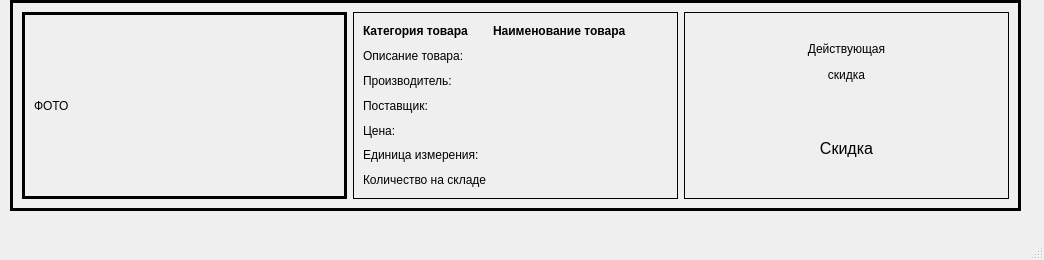
ponyballmy/ranxpappy, file form_product_card.ui: the form before one commit.
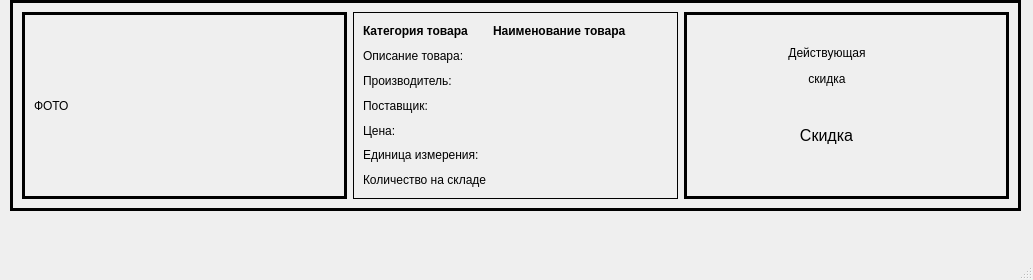
The form after the commit.

What changed in the file:
```diff
--- a/form_product_card.ui
+++ b/form_product_card.ui
@@ -6,10 +6,16 @@
    <rect>
     <x>0</x>
     <y>0</y>
-    <width>1044</width>
-    <height>260</height>
+    <width>1033</width>
+    <height>280</height>
    </rect>
   </property>
+  <property name="minimumSize">
+   <size>
+    <width>1033</width>
+    <height>280</height>
+   </size>
+  </property>
   <property name="windowTitle">
    <string>MainWindow</string>
   </property>
@@ -189,25 +195,38 @@
        <property name="frameShadow">
         <enum>QFrame::Plain</enum>
        </property>
-       <layout class="QVBoxLayout" name="verticalLayout">
-        <item>
-         <widget class="QLabel" name="label_2">
-          <property name="styleSheet">
-           <string notr="true">font: 12pt &quot;Segoe UI&quot;;</string>
-          </property>
-          <property name="text">
-           <string>&lt;html&gt;&lt;head/&gt;&lt;body&gt;&lt;p align=&quot;center&quot;&gt;Действующая&lt;/p&gt;&lt;p align=&quot;center&quot;&gt; скидка&lt;/p&gt;&lt;/body&gt;&lt;/html&gt;</string>
-          </property>
-         </widget>
-        </item>
-        <item>
-         <widget class="QLabel" name="label_sale">
-          <property name="text">
-           <string>&lt;html&gt;&lt;head/&gt;&lt;body&gt;&lt;p align=&quot;center&quot;&gt;&lt;span style=&quot; font-size:12pt;&quot;&gt;Скидка&lt;/span&gt;&lt;/p&gt;&lt;/body&gt;&lt;/html&gt;</string>
-          </property>
-         </widget>
-        </item>
-       </layout>
+       <property name="lineWidth">
+        <number>3</number>
+       </property>
+       <widget class="QLabel" name="label_2">
+        <property name="geometry">
+         <rect>
+          <x>80</x>
+          <y>20</y>
+          <width>126</width>
+          <height>68</height>
+         </rect>
+        </property>
+        <property name="styleSheet">
+         <string notr="true">font: 12pt &quot;Segoe UI&quot;;</string>
+        </property>
+        <property name="text">
+         <string>&lt;html&gt;&lt;head/&gt;&lt;body&gt;&lt;p align=&quot;center&quot;&gt;Действующая&lt;/p&gt;&lt;p align=&quot;center&quot;&gt; скидка&lt;/p&gt;&lt;/body&gt;&lt;/html&gt;</string>
+        </property>
+       </widget>
+       <widget class="QLabel" name="label_sale">
+        <property name="geometry">
+         <rect>
+          <x>110</x>
+          <y>110</y>
+          <width>65</width>
+          <height>28</height>
+         </rect>
+        </property>
+        <property name="text">
+         <string>&lt;html&gt;&lt;head/&gt;&lt;body&gt;&lt;p align=&quot;center&quot;&gt;&lt;span style=&quot; font-size:12pt;&quot;&gt;Скидка&lt;/span&gt;&lt;/p&gt;&lt;/body&gt;&lt;/html&gt;</string>
+        </property>
+       </widget>
       </widget>
      </item>
     </layout>
```
Left out of the diff: 88 changed lines with no effect on the pictures.
